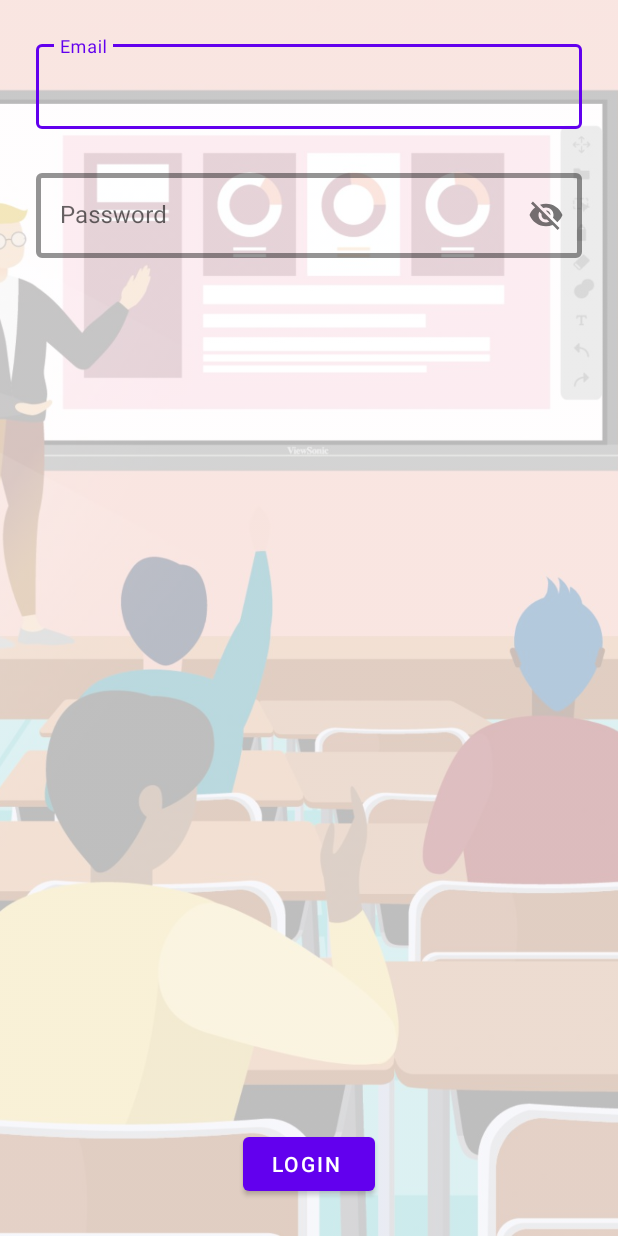
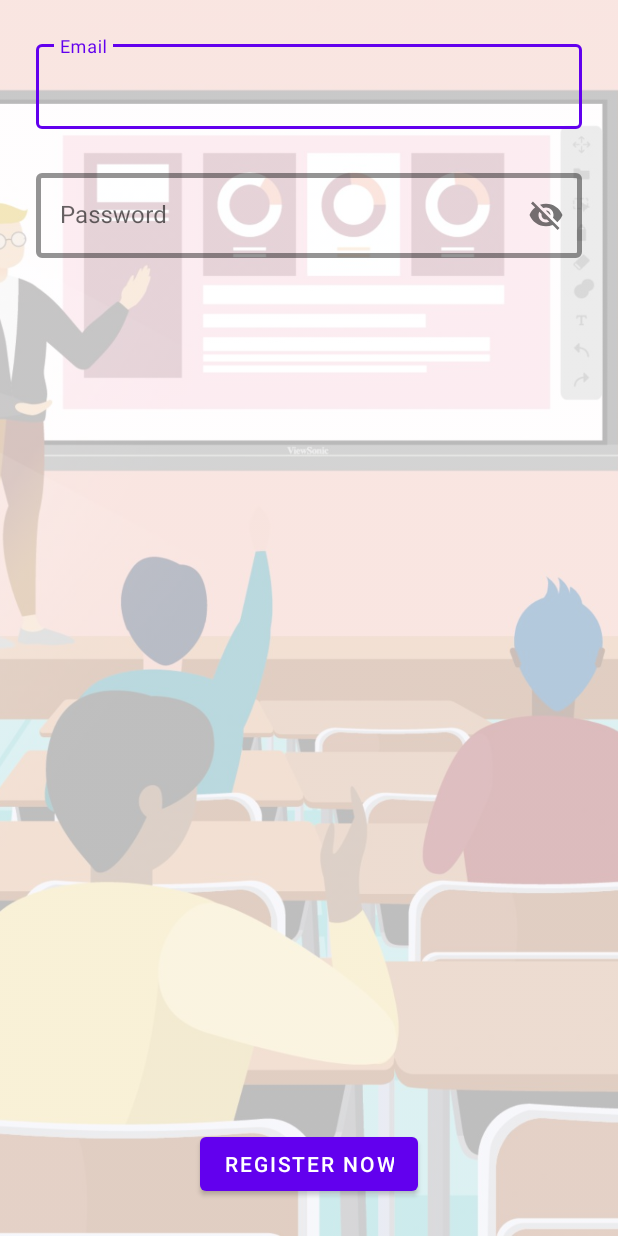
Before and after one commit to FakhrulASA/classroomapp, an Android app: the layout activity_main.xml on its own in the app's theme, with its tools: preview values and no code run, on a phone screen of 412 x 824 dp. Run offline under Robolectric (Android 15) with nearby library versions, the phone set to English and light mode, and no system bars.

```diff
--- a/app/src/main/java/com/fakhrulasa/classroutine/MainActivity.kt
+++ b/app/src/main/java/com/fakhrulasa/classroutine/MainActivity.kt
@@ -21,7 +21,7 @@ class MainActivity : AppCompatActivity() {
         setContentView(view)
 
         supportActionBar.apply {
-            this!!.title = "Hello"
+            this!!.title = "Registration"
             this.setDisplayHomeAsUpEnabled(true)
         }
 
--- a/app/src/main/res/layout/activity_main.xml
+++ b/app/src/main/res/layout/activity_main.xml
@@ -94,7 +94,7 @@
         android:layout_width="wrap_content"
         android:layout_height="wrap_content"
         android:layout_marginBottom="24dp"
-        android:text="LOGIN "
+        android:text="Register Now"
         app:layout_constraintBottom_toBottomOf="parent"
         app:layout_constraintEnd_toStartOf="@+id/guideline2"
         app:layout_constraintStart_toStartOf="@+id/guideline2" />
```
